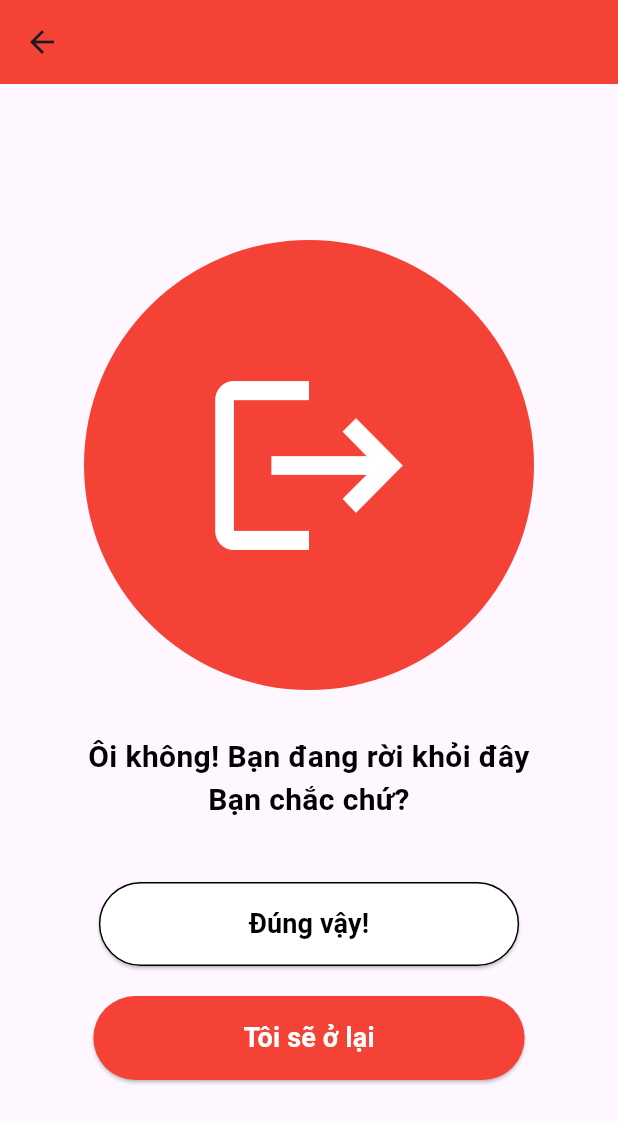
After one commit to Quan04103/pizzaorder, a Flutter app: the LogOut screen opened directly, after a tap on "Đúng vậy!", on a phone screen of 412 x 824 dp. The commit adds this screen. Shown: the top 1123 px of the screen. Run offline on Flutter 3.47's test engine with Material 3 defaults, Android fonts, the phone set to English and light mode, and no system bars; our stand-ins replace bloc, carousel_slider, equatable, flutter_bloc, flutter_dotenv, go_router and 2 more; accounts and stored records are empty.

Commit message:
fixed token and add logout method

```diff
--- a/client/pizzaorder/lib/pages/account.dart
+++ b/client/pizzaorder/lib/pages/account.dart
@@ -1,4 +1,5 @@
 import 'package:flutter/material.dart';
+import 'package:go_router/go_router.dart';
 import 'package:pizzaorder/components/select_card.dart';
 import 'package:jwt_decoder/jwt_decoder.dart';
 
@@ -19,6 +20,11 @@ class _AccountState extends State<Account> {
     super.initState();
     Map<String, dynamic> jwtDecodedToken = JwtDecoder.decode(widget.token);
     nameProfile = jwtDecodedToken['nameProfile'] ?? '';
+  }
+
+  void _onPressLogOut() {
+    final router = GoRouter.of(context);
+    router.go('/logout');
   }
 
   @override
@@ -45,7 +51,14 @@ class _AccountState extends State<Account> {
                         padding: const EdgeInsets.only(top: 10, left: 20),
                         child: GestureDetector(
                           onTap: () {
-                            Navigator.pop(context);
+                            if (GoRouter.of(context).canPop()) {
+                              context
+                                  .pop(); // Quay lại màn hình trước nếu có thể
+                            } else {
+                              context.go(
+                                '/home',
+                              ); // Chuyển đến màn hình Home nếu không có màn hình trước
+                            }
                           },
                           child: const Icon(
                             Icons.arrow_back_ios,
@@ -224,6 +237,10 @@ class _AccountState extends State<Account> {
             bottom: 30,
             left: 55,
             width: MediaQuery.of(context).size.width * .7,
+            child: GestureDetector(
+              onTap: () {
+                _onPressLogOut();
+              },
               child: Container(
                 height: 40,
                 width: 80,
@@ -259,6 +276,7 @@ class _AccountState extends State<Account> {
                 ),
               ),
             ),
+          ),
         ],
       ),
     );
--- /dev/null
+++ b/client/pizzaorder/lib/pages/log_out.dart
@@ -0,0 +1,132 @@
+import 'package:flutter/material.dart';
+import 'package:flutter/widgets.dart';
+import 'package:flutter_bloc/flutter_bloc.dart';
+import 'package:go_router/go_router.dart';
+import 'package:pizzaorder/pizzaorder/bloc/auth/auth_bloc.dart';
+import 'package:pizzaorder/pizzaorder/bloc/auth/auth_event.dart';
+import 'package:pizzaorder/pizzaorder/bloc/auth/auth_state.dart';
+import 'package:shared_preferences/shared_preferences.dart';
+
+class LogOut extends StatefulWidget {
+  const LogOut({super.key});
+
+  @override
+  State<LogOut> createState() => _LogOutState();
+}
+
+class _LogOutState extends State<LogOut> {
+  late SharedPreferences pref;
+
+  @override
+  void initState() {
+    super.initState();
+    initSharedPref();
+  }
+
+  void initSharedPref() async {
+    pref = await SharedPreferences.getInstance();
+  }
+
+  void _logoutUser() {
+    BlocProvider.of<AuthBloc>(context).add(AuthLogoutStarted());
+  }
+
+  void _onPressedLogout() {
+    final router = GoRouter.of(context);
+    router.go('/startorder');
+  }
+
+  @override
+  Widget build(BuildContext context) {
+    return Scaffold(
+      appBar: AppBar(
+        backgroundColor: Colors.red,
+      ),
+      body: Padding(
+        padding: const EdgeInsets.all(20.0),
+        child: BlocListener<AuthBloc, AuthState>(
+          listener: (context, state) async {
+            if (state is AuthLogoutSuccess) {
+              await Future.delayed(const Duration(seconds: 1));
+              _onPressedLogout();
+            }
+          },
+          child: Center(
+            child: Column(
+              mainAxisAlignment: MainAxisAlignment.center,
+              children: <Widget>[
+                Container(
+                  height: 300,
+                  width: 300,
+                  decoration: const BoxDecoration(
+                    color: Colors.red,
+                    shape: BoxShape.circle,
+                  ),
+                  padding: const EdgeInsets.all(30),
+                  child: const Icon(
+                    Icons.logout,
+                    size: 150,
+                    color: Colors.white,
+                  ),
+                ),
+                const SizedBox(height: 30),
+                const Text(
+                  'Ôi không! Bạn đang rời khỏi đây\nBạn chắc chứ?',
+                  textAlign: TextAlign.center,
+                  style: TextStyle(
+                      fontSize: 20,
+                      color: Colors.black,
+                      fontWeight: FontWeight.bold),
+                ),
+                const SizedBox(height: 40),
+                ElevatedButton(
+                  onPressed: () {
+                    _logoutUser();
+                  },
+                  style: ElevatedButton.styleFrom(
+                    foregroundColor: Colors.black,
+                    backgroundColor: Colors.white,
+                    padding: const EdgeInsets.symmetric(
+                        horizontal: 100, vertical: 15),
+                    shape: RoundedRectangleBorder(
+                      borderRadius: BorderRadius.circular(30),
+                      side: const BorderSide(color: Colors.black),
+                    ),
+                  ),
+                  child: const Text(
+                    'Đúng vậy!',
+                    style: TextStyle(fontSize: 18, fontWeight: FontWeight.bold),
+                  ),
+                ),
+                const SizedBox(height: 20),
+                ElevatedButton(
+                  onPressed: () {
+                    final token = pref.getString('token');
+                    if (GoRouter.of(context).canPop()) {
+                      context.pop();
+                    } else {
+                      context.go('/account', extra: token);
+                    }
+                  },
+                  style: ElevatedButton.styleFrom(
+                    foregroundColor: Colors.white,
+                    backgroundColor: Colors.red,
+                    padding: const EdgeInsets.symmetric(
+                        horizontal: 100, vertical: 15),
+                    shape: RoundedRectangleBorder(
+                      borderRadius: BorderRadius.circular(30),
+                    ),
+                  ),
+                  child: const Text(
+                    'Tôi sẽ ở lại',
+                    style: TextStyle(fontWeight: FontWeight.bold, fontSize: 18),
+                  ),
+                ),
+              ],
+            ),
+          ),
+        ),
+      ),
+    );
+  }
+}
--- a/client/pizzaorder/lib/pizzaorder/bloc/auth/auth_bloc.dart
+++ b/client/pizzaorder/lib/pizzaorder/bloc/auth/auth_bloc.dart
@@ -5,6 +5,7 @@ import 'package:pizzaorder/pizzaorder/bloc/auth/auth_state.dart';
 import 'package:pizzaorder/pizzaorder/services/user_service.dart';
 import 'package:pizzaorder/pizzaorder/models/user.dart';
 import 'package:pizzaorder/pizzaorder/bloc/Result.dart';
+import 'package:shared_preferences/shared_preferences.dart';
 
 class AuthBloc extends Bloc<AuthEvent, AuthState> {
   final UserService _userService;
@@ -12,6 +13,7 @@ class AuthBloc extends Bloc<AuthEvent, AuthState> {
   AuthBloc(this._userService) : super(AuthInitial()) {
     on<AuthLoginStarted>(_onLoginStarted);
     on<AuthRegisterStarted>(_onRegisterStarted);
+    on<AuthLogoutStarted>(_onLogoutStarted);
     // on<AuthLoginWithGoogle>(_onLoginWithGoogle);
   }
 
@@ -21,6 +23,8 @@ class AuthBloc extends Bloc<AuthEvent, AuthState> {
     try {
       final result = await _userService.login(event.username, event.password);
       if (result is Success<UserModel>) {
+        final prefs = await SharedPreferences.getInstance();
+        await prefs.setString('token', result.data.token!);
         emit(AuthLoginSuccess());
       } else if (result is Failure) {
         emit(AuthLoginFailure(result.message));
@@ -51,21 +55,10 @@ class AuthBloc extends Bloc<AuthEvent, AuthState> {
     }
   }
 
-  // Future<void> _onLoginWithGoogle(
-  //     AuthLoginWithGoogle event, Emitter<AuthState> emit) async {
-  //   emit(AuthRegisterInProgress());
-  //   try {
-  //     final result = await _userService.register(event.username, event.password,
-  //         event.nameProfile, event.phone, event.email);
-  //     if (result is Success<UserModel>) {
-  //       emit(AuthRegisterSuccess());
-  //     } else if (result is Failure) {
-  //       emit(AuthRegisterFailure(result.message));
-  //     } else {
-  //       emit(AuthRegisterFailure('Unexpected error'));
-  //     }
-  //   } catch (e) {
-  //     emit(AuthRegisterFailure(e.toString()));
-  //   }
-  // }
+  Future<void> _onLogoutStarted(
+      AuthLogoutStarted event, Emitter<AuthState> emit) async {
+    final pref = await SharedPreferences.getInstance();
+    await pref.remove('token');
+    emit(AuthLogoutSuccess());
+  }
 }
--- a/client/pizzaorder/lib/pizzaorder/bloc/auth/auth_event.dart
+++ b/client/pizzaorder/lib/pizzaorder/bloc/auth/auth_event.dart
@@ -30,3 +30,5 @@ class AuthTimeOut extends AuthEvent {}
 class AuthLoginWithGoogle extends AuthEvent {}
 
 class AuthLoginWithFacebook extends AuthEvent {}
+
+class AuthLogoutStarted extends AuthEvent {}
--- a/client/pizzaorder/lib/pizzaorder/bloc/auth/auth_state.dart
+++ b/client/pizzaorder/lib/pizzaorder/bloc/auth/auth_state.dart
@@ -1,6 +1,4 @@
-class AuthState {
-
-}
+class AuthState {}
 
 class AuthInitial extends AuthState {}
 
@@ -21,3 +19,5 @@ class AuthRegisterFailure extends AuthState {
   final String message;
   AuthRegisterFailure(this.message);
 }
+
+class AuthLogoutSuccess extends AuthState {}
```
Lines whose indentation alone changed are shown as unchanged.
